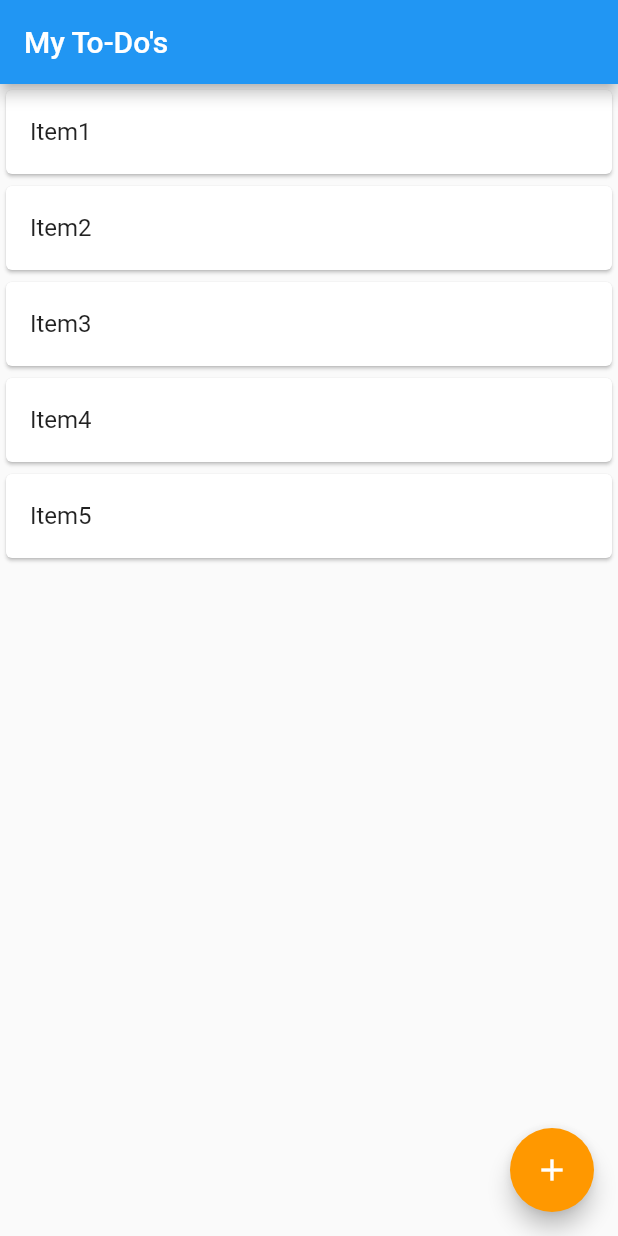
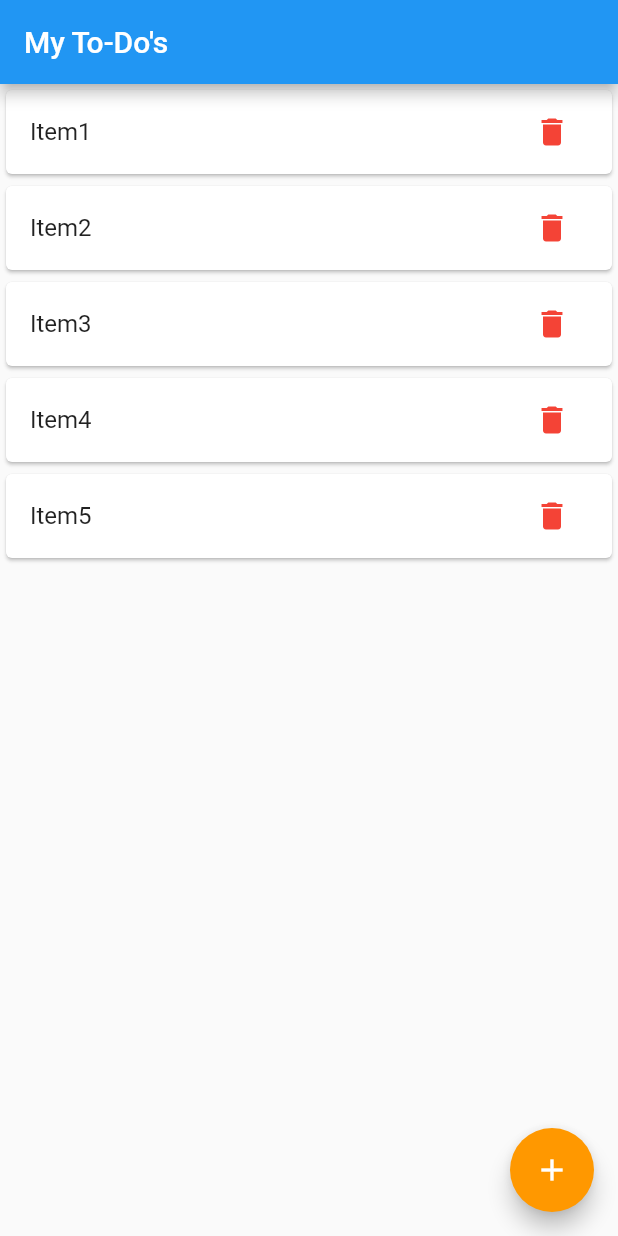
Before and after one commit to ArkaprabhaChakraborty/Todolist-Flutter, a Flutter app: the screen it shows after launch, on a phone screen of 412 x 824 dp. Run offline on Flutter 3.47's test engine with Material 2 defaults, Android fonts, the phone set to English and light mode, and no system bars.

Commit message:
Added Dynamic removal

```diff
--- a/lib/main.dart
+++ b/lib/main.dart
@@ -69,11 +69,24 @@ class _MyAppState extends State<MyApp> {
           itemCount: todos.length,
           itemBuilder: (BuildContext context, int index) {
             return Dismissible(
-                key: Key(todos[index]),
-                child: Card(
-                    child: ListTile(
-                  title: Text(todos[index]),
-                )));
+              key: UniqueKey(),
+              child: Card(
+                  child: ListTile(
+                title: Text(todos[index]),
+                trailing: IconButton(
+                    icon: Icon(Icons.delete, color: Colors.red),
+                    onPressed: () {
+                      setState(() {
+                        todos.removeAt(index);
+                      });
+                    }),
+              )),
+              onDismissed: (DismissDirection right) {
+                setState(() {
+                  todos.removeAt(index);
+                });
+              },
+            );
           }),
     );
   }
```
